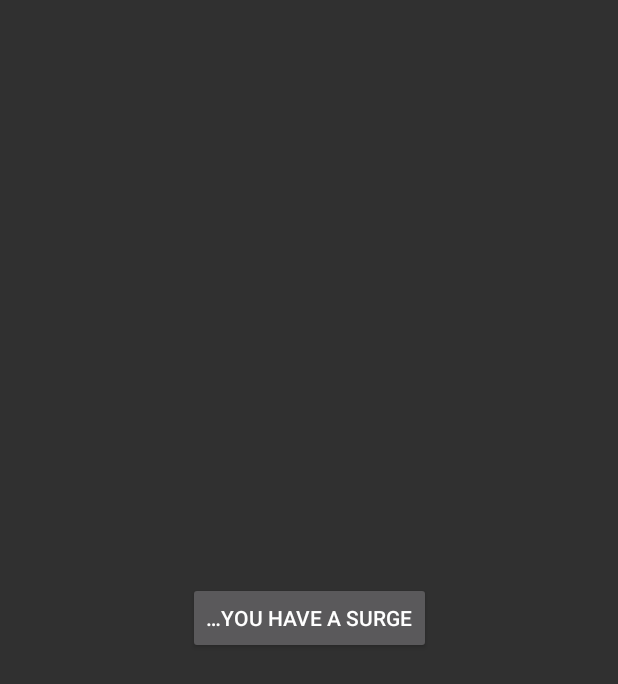
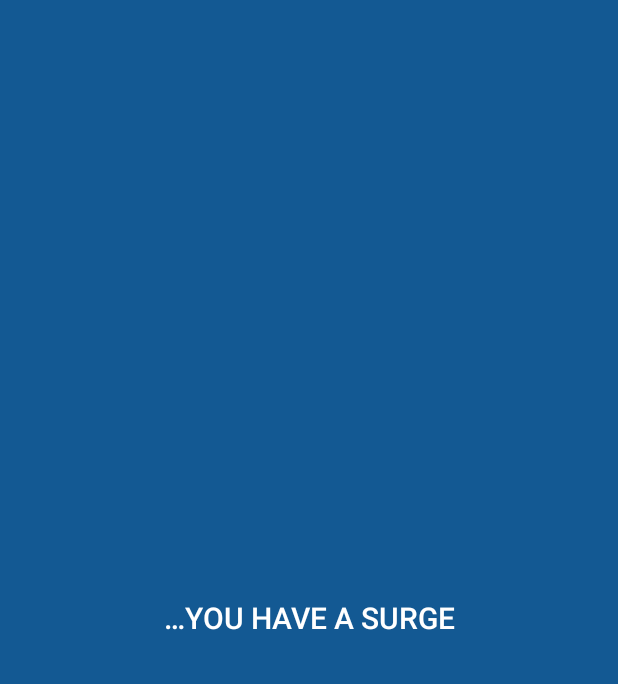
Before and after one commit to santicna/WildSurgeRoll, an Android app: the screen it shows after launch (MainActivity), on a phone screen of 412 x 824 dp. Shown: the top 684 px of the screen. Run offline under Robolectric (Android 15) with nearby library versions, the phone set to English and light mode, and no system bars.

Commit message:
Have a surge view initial styling

```diff
--- a/app/src/main/res/layout/activity_main.xml
+++ b/app/src/main/res/layout/activity_main.xml
@@ -4,6 +4,7 @@
     xmlns:tools="http://schemas.android.com/tools"
     android:layout_width="match_parent"
     android:layout_height="match_parent"
+    android:background="@color/colorPrimary"
     tools:context="com.santi.wildsurgeroll.MainActivity">
 
 
@@ -28,16 +29,18 @@
         android:layout_marginTop="8dp"
         tools:text="Something Happens"
         android:visibility="invisible"
-        app:layout_constraintBottom_toTopOf="@+id/roll_button"
+        app:layout_constraintBottom_toTopOf="@+id/reset_button"
         app:layout_constraintLeft_toLeftOf="parent"
         app:layout_constraintRight_toRightOf="parent"
         app:layout_constraintTop_toTopOf="parent" />
 
     <Button
         android:id="@+id/roll_button"
-        android:layout_width="wrap_content"
-        android:layout_height="wrap_content"
+        style="@style/Base.Widget.AppCompat.Button.Borderless"
+        android:layout_width="match_parent"
+        android:layout_height="match_parent"
         android:text="@string/you_have_a_surge"
+        android:textSize="20sp"
         app:layout_constraintBottom_toBottomOf="parent"
         app:layout_constraintLeft_toLeftOf="parent"
         app:layout_constraintRight_toRightOf="parent"
@@ -63,7 +66,7 @@
         android:layout_marginBottom="8dp"
         android:layout_marginEnd="16dp"
         android:layout_marginStart="8dp"
-        android:text="@string/reset_button"
+        android:text="@string/roll_again"
         android:visibility="invisible"
         app:layout_constraintBottom_toBottomOf="parent"
         app:layout_constraintEnd_toEndOf="parent"
```
